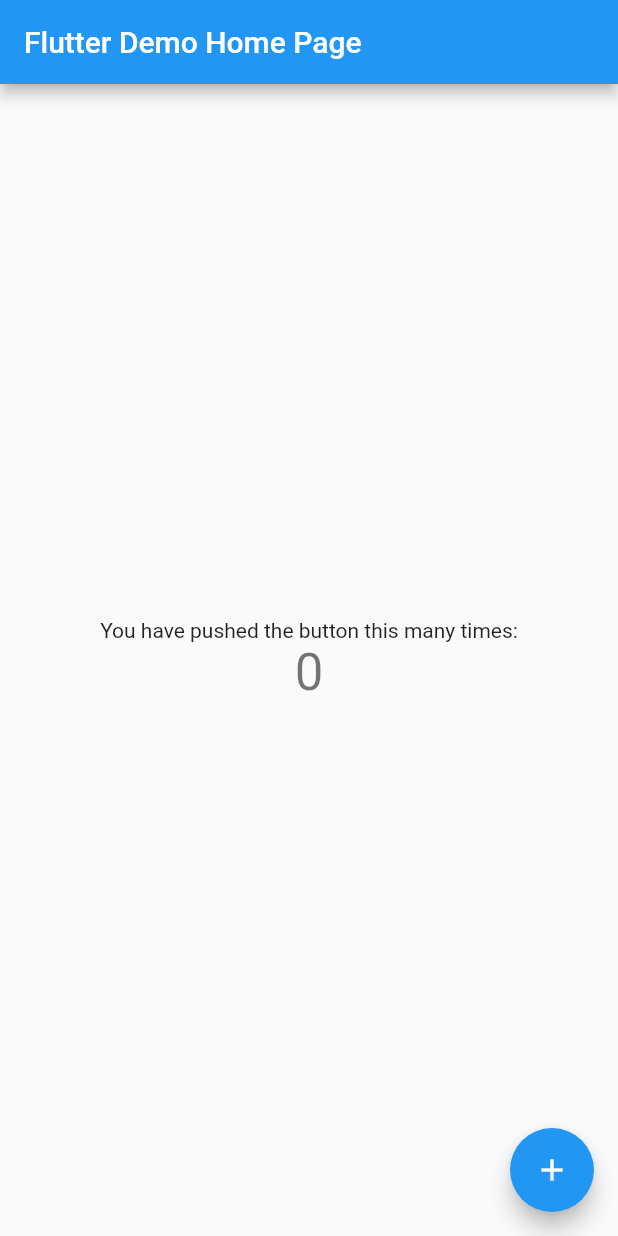
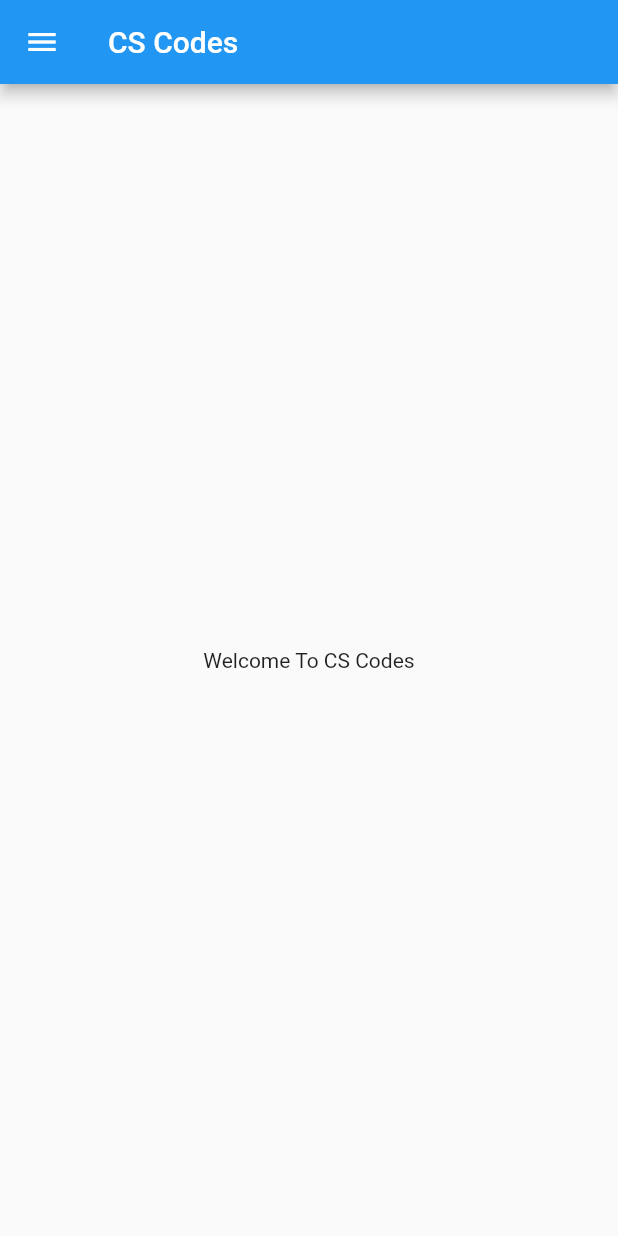
Before and after one commit to abidwali/FLUTTER_APPLICATION_1, a Flutter app: the screen it shows after launch, on a phone screen of 412 x 824 dp. Run offline on Flutter 3.47's test engine with Material 2 defaults, Android fonts, the phone set to English and light mode, and no system bars.

Commit message:
Day 1 completed

```diff
--- /dev/null
+++ b/lib/home_page.dart
@@ -0,0 +1,18 @@
+import 'package:flutter/material.dart';
+
+class HomePage extends StatelessWidget {
+  @override
+  Widget build(BuildContext context) {
+    return Scaffold(
+      appBar: AppBar(
+        title: Text("CS Codes"),
+      ),
+      body: Center(
+        child: Container(
+          child: Text("Welcome To CS Codes"),
+        ),
+      ),
+      drawer: Drawer(),
+    );
+  }
+}
--- a/lib/main.dart
+++ b/lib/main.dart
@@ -1,113 +1,16 @@
 import 'package:flutter/material.dart';
+import 'package:flutter_application_1/home_page.dart';
 
 void main() {
   runApp(MyApp());
 }
 
 class MyApp extends StatelessWidget {
-  // This widget is the root of your application.
+  //const MyApp({key key}): super(key: key);
   @override
   Widget build(BuildContext context) {
     return MaterialApp(
-      title: 'Flutter Demo',
-      theme: ThemeData(
-        // This is the theme of your application.
-        //
-        // Try running your application with "flutter run". You'll see the
-        // application has a blue toolbar. Then, without quitting the app, try
-        // changing the primarySwatch below to Colors.green and then invoke
-        // "hot reload" (press "r" in the console where you ran "flutter run",
-        // or simply save your changes to "hot reload" in a Flutter IDE).
-        // Notice that the counter didn't reset back to zero; the application
-        // is not restarted.
-        primarySwatch: Colors.blue,
-      ),
-      home: MyHomePage(title: 'Flutter Demo Home Page'),
+      home: HomePage(),
     );
   }
 }
-
-class MyHomePage extends StatefulWidget {
-  MyHomePage({Key key, this.title}) : super(key: key);
-
-  // This widget is the home page of your application. It is stateful, meaning
-  // that it has a State object (defined below) that contains fields that affect
-  // how it looks.
-
-  // This class is the configuration for the state. It holds the values (in this
-  // case the title) provided by the parent (in this case the App widget) and
-  // used by the build method of the State. Fields in a Widget subclass are
-  // always marked "final".
-
-  final String title;
-
-  @override
-  _MyHomePageState createState() => _MyHomePageState();
-}
-
-class _MyHomePageState extends State<MyHomePage> {
-  int _counter = 0;
-
-  void _incrementCounter() {
-    setState(() {
-      // This call to setState tells the Flutter framework that something has
-      // changed in this State, which causes it to rerun the build method below
-      // so that the display can reflect the updated values. If we changed
-      // _counter without calling setState(), then the build method would not be
-      // called again, and so nothing would appear to happen.
-      _counter++;
-    });
-  }
-
-  @override
-  Widget build(BuildContext context) {
-    // This method is rerun every time setState is called, for instance as done
-    // by the _incrementCounter method above.
-    //
-    // The Flutter framework has been optimized to make rerunning build methods
-    // fast, so that you can just rebuild anything that needs updating rather
-    // than having to individually change instances of widgets.
-    return Scaffold(
-      appBar: AppBar(
-        // Here we take the value from the MyHomePage object that was created by
-        // the App.build method, and use it to set our appbar title.
-        title: Text(widget.title),
-      ),
-      body: Center(
-        // Center is a layout widget. It takes a single child and positions it
-        // in the middle of the parent.
-        child: Column(
-          // Column is also a layout widget. It takes a list of children and
-          // arranges them vertically. By default, it sizes itself to fit its
-          // children horizontally, and tries to be as tall as its parent.
-          //
-          // Invoke "debug painting" (press "p" in the console, choose the
-          // "Toggle Debug Paint" action from the Flutter Inspector in Android
-          // Studio, or the "Toggle Debug Paint" command in Visual Studio Code)
-          // to see the wireframe for each widget.
-          //
-          // Column has various properties to control how it sizes itself and
-          // how it positions its children. Here we use mainAxisAlignment to
-          // center the children vertically; the main axis here is the vertical
-          // axis because Columns are vertical (the cross axis would be
-          // horizontal).
-          mainAxisAlignment: MainAxisAlignment.center,
-          children: <Widget>[
-            Text(
-              'You have pushed the button this many times:',
-            ),
-            Text(
-              '$_counter',
-              style: Theme.of(context).textTheme.headline4,
-            ),
-          ],
-        ),
-      ),
-      floatingActionButton: FloatingActionButton(
-        onPressed: _incrementCounter,
-        tooltip: 'Increment',
-        child: Icon(Icons.add),
-      ), // This trailing comma makes auto-formatting nicer for build methods.
-    );
-  }
-}
```
